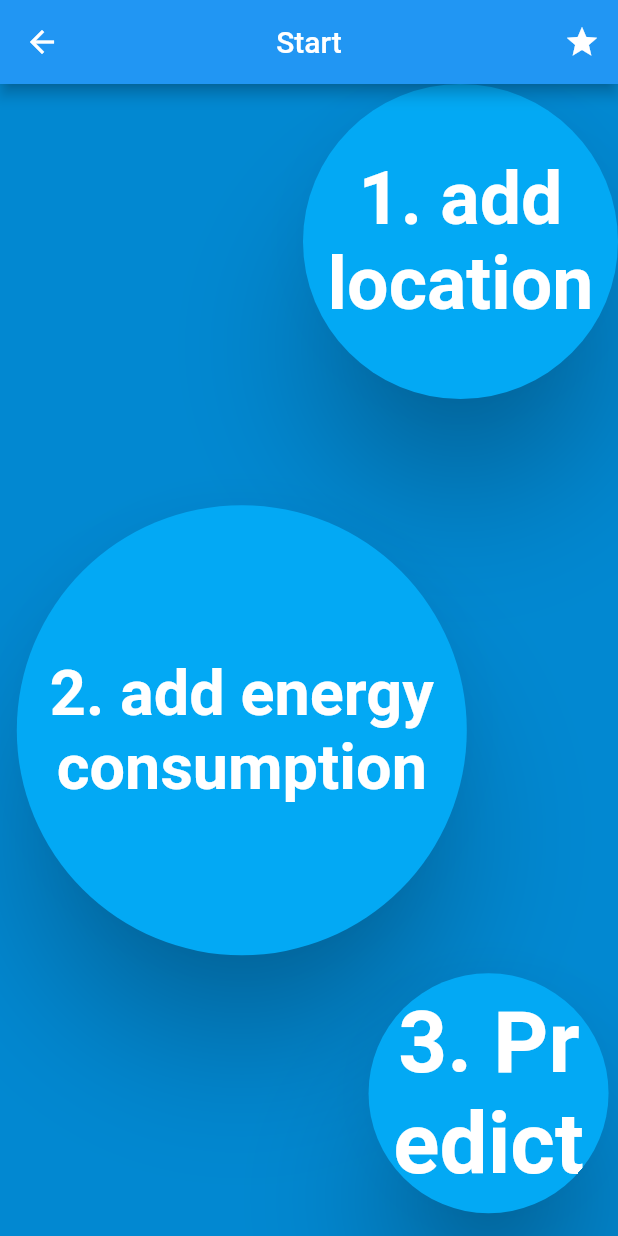
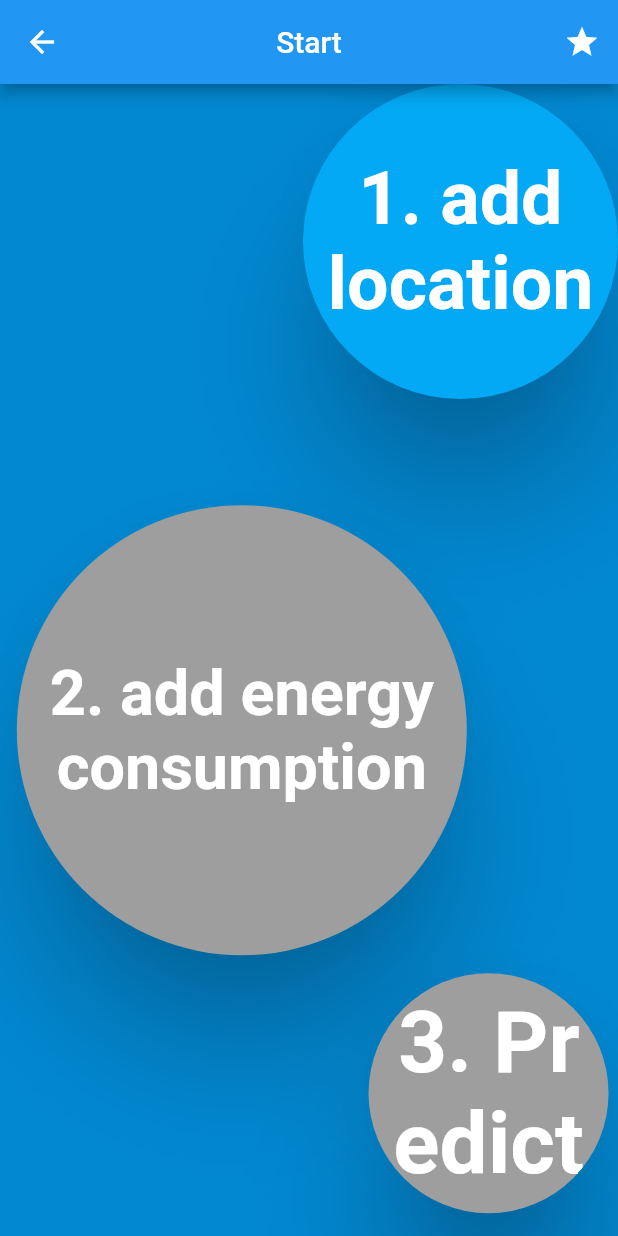
Before and after one commit to xnio94/spaceapps, a Flutter app: the Home screen opened by its route, after a tap on "Start", on a phone screen of 412 x 824 dp. Run offline on Flutter 3.47's test engine with Material 2 defaults, Android fonts, the phone set to English and light mode, and no system bars; drawn by our look-alikes of auto_size_text; our stand-ins replace cloud_firestore, firebase_analytics, firebase_auth, font_awesome_flutter, geolocator, google_sign_in and 1 more; accounts and stored records are empty.

Commit message:
add color to CircleButton class

```diff
--- a/lib/screens/CircleButton.dart
+++ b/lib/screens/CircleButton.dart
@@ -1,4 +1,5 @@
 import 'package:auto_size_text/auto_size_text.dart';
+import 'package:fireship/shared/enumMode.dart';
 import 'package:flutter/material.dart';
 
 class CircleButton extends StatelessWidget {
@@ -6,24 +7,27 @@ class CircleButton extends StatelessWidget {
   final double radius;
   final Function onTap;
   final Alignment alignment;
-  final Color color;
+  final Mode mode;
 
-  const CircleButton({Key key, this.text, this.radius, this.onTap, this.alignment, this.color}) : super(key: key);
+  const CircleButton({Key key, this.text, this.radius, this.onTap, this.alignment, this.mode})
+      : super(key: key);
 
   @override
   Widget build(BuildContext context) {
     return Align(
-      alignment:alignment??Alignment(-1,-1),
+      alignment: alignment ?? Alignment(-1, -1),
       child: Material(
         elevation: 35.0,
         shape: CircleBorder(),
         clipBehavior: Clip.hardEdge,
-        color: color??Colors.lightBlue,
+        color: (mode == Mode.green)
+            ? Colors.green
+            : (mode == Mode.blue) ? Colors.lightBlue : Colors.grey,
         shadowColor: Colors.black,
         child: InkWell(
           splashColor: Colors.black,
           child: Container(
-            padding: EdgeInsets.all(radius /20+5),
+            padding: EdgeInsets.all(radius / 20 + 5),
             width: radius,
             height: radius,
             child: Center(
@@ -31,12 +35,12 @@ class CircleButton extends StatelessWidget {
                 text,
                 maxLines: 2,
                 wrapWords: false,
-                style: TextStyle(fontSize: 1000,fontWeight: FontWeight.bold),
+                style: TextStyle(fontSize: 1000, fontWeight: FontWeight.bold),
                 textAlign: TextAlign.center,
               ),
             ),
           ),
-          onTap: onTap,
+          onTap: (mode==Mode.grey)?(){}:onTap,
         ),
       ),
     );
--- a/lib/screens/Home.dart
+++ b/lib/screens/Home.dart
@@ -1,3 +1,4 @@
+import 'package:fireship/shared/enumMode.dart';
 import 'package:flutter/material.dart';
 import 'package:provider/provider.dart';
 import '../services/services.dart';
@@ -37,27 +38,28 @@ class Home extends StatelessWidget {
               //crossAxisAlignment: CrossAxisAlignment.end,
               children: <Widget>[
                 CircleButton(
-                  alignment: Alignment(-.8,-1),
+                  alignment: Alignment(-.8, -1),
                   text: "Top Profiles",
                   radius: 190,
+                  mode: Mode.blue,
                   onTap: () {
                     Navigator.pushNamed(context, 'topProfiles');
                   },
                 ),
                 CircleButton(
-
-                  alignment: Alignment(-1,.5),
+                  alignment: Alignment(-1, .5),
                   text: "Start",
                   radius: 350,
+                  mode: Mode.blue,
                   onTap: () {
                     Navigator.pushNamed(context, 'start');
                   },
                 ),
                 CircleButton(
-
-                  alignment: Alignment(.95,.95),
+                  alignment: Alignment(.95, .95),
                   text: 'Invite',
                   radius: 120,
+                  mode: Mode.blue,
                   onTap: () {
                     //Navigator.pushNamed(context, 'start');
                   },
--- a/lib/screens/Predection.dart
+++ b/lib/screens/Predection.dart
@@ -96,7 +96,7 @@ class Predection extends StatelessWidget {
                     child: Container(
                       decoration: BoxDecoration(
                         borderRadius: BorderRadius.circular(30),
-                        color: Colors.red,
+                        color: Colors.green,
                       ),
                       padding: const EdgeInsets.all(8.0),
                       child: Column(
--- a/lib/screens/Start.dart
+++ b/lib/screens/Start.dart
@@ -1,13 +1,12 @@
 import 'dart:convert';
 
+import 'package:fireship/shared/enumMode.dart';
 import 'package:flutter/material.dart';
 import 'package:geolocator/geolocator.dart';
 import 'package:provider/provider.dart';
 import '../services/services.dart';
-import 'package:font_awesome_flutter/font_awesome_flutter.dart';
 import 'CircleButton.dart';
 import 'Predection.dart';
-import 'ProfileWidget.dart';
 import 'package:http/http.dart' as http;
 
 class Start extends StatefulWidget {
@@ -26,18 +25,13 @@ class EnergyConsumption {
 class _StartState extends State<Start> {
   Position position;
   EnergyConsumption monthlyEnergyConsumption = EnergyConsumption();
-  Color locationColor;
-  Color energyConsumptionColor;
+
+  Mode locationMode = Mode.blue;
+  Mode energyConsumptionMode = Mode.grey;
+  Mode predictMode = Mode.grey;
 
   Future<http.Response> getSolarData(String lat, String lon) async {
     String cord = "lat=$lat&lon=$lon";
-/*
-    print('https://power.larc.nasa.gov/cgi-bin/v1/DataAccess.py'
-        '?request=execute&identifier=SinglePoint&parameters=DIFF,DNR&userCommunity=SSE&'
-        'tempAverage=CLIMATOLOGY&outputList=JSON,ASCII&user=anonymous&' +
-        cord);
-    */
-
     return http.get('https://power.larc.nasa.gov/cgi-bin/v1/DataAccess.py'
             '?request=execute&identifier=SinglePoint&parameters=DIFF,DNR&userCommunity=SSE&'
             'tempAverage=CLIMATOLOGY&outputList=JSON,ASCII&user=anonymous&' +
@@ -77,13 +71,14 @@ class _StartState extends State<Start> {
                     text: (position == null) ? "1. add location" : position.toString(),
                     //.latitude.toString(),
                     radius: 210,
-                    color: locationColor,
+                    mode: locationMode,
                     onTap: () async {
                       Position pos = await Geolocator()
                           .getLastKnownPosition(desiredAccuracy: LocationAccuracy.high);
                       setState(() {
                         position = pos;
-                        locationColor = Colors.green;
+                        locationMode = Mode.green;
+                        energyConsumptionMode = Mode.blue;
                       });
                     },
                   ),
@@ -93,7 +88,7 @@ class _StartState extends State<Start> {
                         ? "2. add energy consumption"
                         : monthlyEnergyConsumption.value.toString() + " kW-hr",
                     radius: 300,
-                    color: energyConsumptionColor,
+                    mode: energyConsumptionMode,
                     onTap: () async {
                       await showDialog(
                         context: context,
@@ -104,9 +99,16 @@ class _StartState extends State<Start> {
                           );
                         },
                       );
+                      //print(monthlyEnergyConsumption.value);
                       if (monthlyEnergyConsumption.value != 0) {
                         setState(() {
-                          energyConsumptionColor = Colors.green;
+                          energyConsumptionMode = Mode.green;
+                          predictMode = Mode.blue;
+                        });
+                      } else {
+                        setState(() {
+                          energyConsumptionMode = Mode.blue;
+                          predictMode = Mode.grey;
                         });
                       }
                     },
@@ -115,15 +117,13 @@ class _StartState extends State<Start> {
                     alignment: Alignment(.95, .95),
                     text: "3. Predict",
                     radius: 160,
+                    mode: predictMode,
                     onTap: () async {
-                      print(position.latitude.toString());
-                      print(position.longitude.toString());
                       //print('start');
                       var x = await getSolarData(
                         position.latitude.toString(),
                         position.longitude.toString(),
                       );
-                      print("anas" + x.body.toString());
                       var data = json.decode(x.body);
                       double diff = data['features'][0]["properties"]["parameter"]["DIFF"]['13'];
                       double dnr = data['features'][0]["properties"]["parameter"]["DNR"]['13'];
--- a/lib/shared/enumMode.dart
+++ b/lib/shared/enumMode.dart
@@ -0,0 +1,5 @@
+enum Mode {
+  green,
+  blue,
+  grey,
+}
```
Also changed, not shown: lib/screens/TopProfiles.dart (+17 -0 lines), 4 other files.
